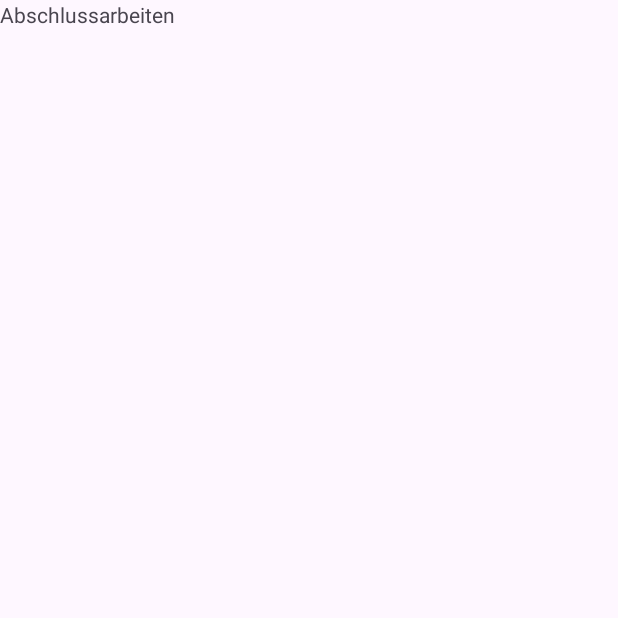
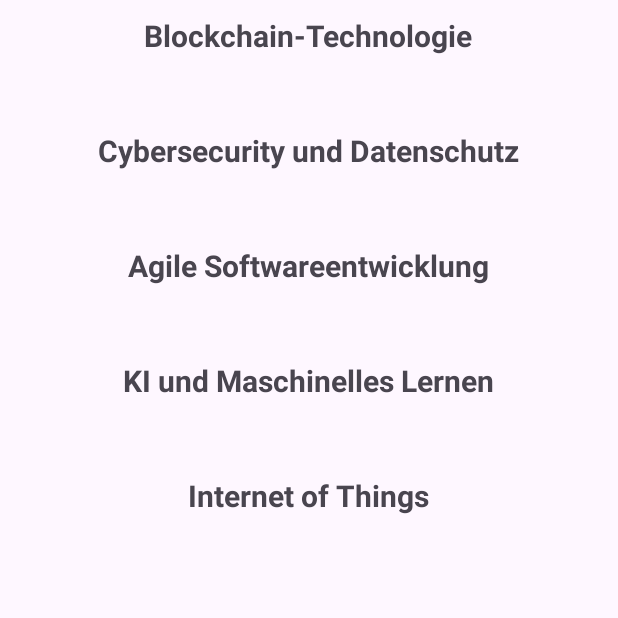
Before and after one commit to CodePeak-Studios/MentorLink, an Android app: the Abschlussarbeiten screen opened directly, with no data from a screen before it, on a phone screen of 412 x 824 dp, the top half of it. Before the commit the part shown is almost empty. Run offline under Robolectric (Android 15) with nearby library versions, the phone set to English and light mode, and no system bars.

Commit message:
RecyclerView komplett

```diff
--- a/app/build.gradle.kts
+++ b/app/build.gradle.kts
@@ -40,4 +40,6 @@ dependencies {
     testImplementation(libs.junit)
     androidTestImplementation(libs.ext.junit)
     androidTestImplementation(libs.espresso.core)
+    implementation("androidx.recyclerview:recyclerview:1.3.2")
+    implementation("androidx.recyclerview:recyclerview-selection:1.1.0")
 }
--- a/app/src/main/java/com/example/mentorlink/Abschlussarbeiten.java
+++ b/app/src/main/java/com/example/mentorlink/Abschlussarbeiten.java
@@ -1,14 +1,24 @@
 package com.example.mentorlink;
 
 import android.os.Bundle;
+import android.view.View;
+import android.widget.Toast;
 
 import androidx.activity.EdgeToEdge;
 import androidx.appcompat.app.AppCompatActivity;
 import androidx.core.graphics.Insets;
 import androidx.core.view.ViewCompat;
 import androidx.core.view.WindowInsetsCompat;
+import androidx.recyclerview.widget.LinearLayoutManager;
+import androidx.recyclerview.widget.RecyclerView;
 
-public class Abschlussarbeiten extends AppCompatActivity {
+import java.util.ArrayList;
+
+public class Abschlussarbeiten extends AppCompatActivity implements RecyclerViewAdapter.ItemClickListener {
+
+    RecyclerViewAdapter adapter;
+
+
 
     @Override
     protected void onCreate(Bundle savedInstanceState) {
@@ -20,5 +30,27 @@ public class Abschlussarbeiten extends AppCompatActivity {
             v.setPadding(systemBars.left, systemBars.top, systemBars.right, systemBars.bottom);
             return insets;
         });
+
+        //Sample-Daten, um die RV zu befuellen
+        ArrayList<String> abschlussarbeiten = new ArrayList<>();
+        abschlussarbeiten.add("Blockchain-Technologie");
+        abschlussarbeiten.add("Cybersecurity und Datenschutz");
+        abschlussarbeiten.add("Agile Softwareentwicklung");
+        abschlussarbeiten.add("KI und Maschinelles Lernen");
+        abschlussarbeiten.add("Internet of Things");
+
+        //RecyclerView erstellen
+        RecyclerView recyclerView = findViewById(R.id.rvAbschlussarbeiten);
+        recyclerView.setLayoutManager(new LinearLayoutManager(this));
+        adapter = new RecyclerViewAdapter(this, abschlussarbeiten);
+        adapter.setClickListener(this);
+        recyclerView.setAdapter(adapter);
+
+
+    }
+
+    @Override
+    public void onItemClick(View view, int position) {
+        Toast.makeText(this, "You clicked " + adapter.getItem(position) + " on row number " + position, Toast.LENGTH_SHORT).show();
     }
 }
--- /dev/null
+++ b/app/src/main/java/com/example/mentorlink/RecyclerViewAdapter.java
@@ -0,0 +1,76 @@
+package com.example.mentorlink;
+
+import android.content.Context;
+import android.view.LayoutInflater;
+import android.view.View;
+import android.view.ViewGroup;
+import android.widget.TextView;
+
+import androidx.recyclerview.widget.RecyclerView;
+
+import java.util.List;
+
+public class RecyclerViewAdapter extends RecyclerView.Adapter<RecyclerViewAdapter.ViewHolder>
+{
+    private List<String> mData;
+    private LayoutInflater mInflater;
+    private ItemClickListener mClickListener;
+
+    // data is passed into the constructor
+    RecyclerViewAdapter(Context context, List<String> data) {
+        this.mInflater = LayoutInflater.from(context);
+        this.mData = data;
+    }
+
+    // inflates the row layout from xml when needed
+    @Override
+    public ViewHolder onCreateViewHolder(ViewGroup parent, int viewType) {
+        View view = mInflater.inflate(R.layout.recyclerview_row, parent, false);
+        return new ViewHolder(view);
+    }
+
+    // binds the data to the TextView in each row
+    @Override
+    public void onBindViewHolder(ViewHolder holder, int position) {
+        String ueberschrift = mData.get(position);
+        holder.myTextView.setText(ueberschrift);
+    }
+
+    // total number of rows
+    @Override
+    public int getItemCount() {
+        return mData.size();
+    }
+
+
+    // stores and recycles views as they are scrolled off screen
+    public class ViewHolder extends RecyclerView.ViewHolder implements View.OnClickListener {
+        TextView myTextView;
+
+        ViewHolder(View itemView) {
+            super(itemView);
+            myTextView = itemView.findViewById(R.id.tvAbschlussarbeitUeberschrift);
+            itemView.setOnClickListener(this);
+        }
+
+        @Override
+        public void onClick(View view) {
+            if (mClickListener != null) mClickListener.onItemClick(view, getAdapterPosition());
+        }
+    }
+
+    // convenience method for getting data at click position
+    String getItem(int id) {
+        return mData.get(id);
+    }
+
+    // allows clicks events to be caught
+    void setClickListener(ItemClickListener itemClickListener) {
+        this.mClickListener = itemClickListener;
+    }
+
+    // parent activity will implement this method to respond to click events
+    public interface ItemClickListener {
+        void onItemClick(View view, int position);
+    }
+}
--- a/app/src/main/res/layout/activity_abschlussarbeiten.xml
+++ b/app/src/main/res/layout/activity_abschlussarbeiten.xml
@@ -7,11 +7,10 @@
     android:layout_height="match_parent"
     tools:context=".Abschlussarbeiten">
 
-    <TextView
-        android:id="@+id/textView2"
-        android:layout_width="wrap_content"
-        android:layout_height="wrap_content"
-        android:text="Abschlussarbeiten"
-        tools:layout_editor_absoluteX="147dp"
-        tools:layout_editor_absoluteY="356dp" />
+    <androidx.recyclerview.widget.RecyclerView
+        android:id="@+id/rvAbschlussarbeiten"
+        android:layout_width="match_parent"
+        android:layout_height="match_parent"/>
+
+
 </androidx.constraintlayout.widget.ConstraintLayout>
--- /dev/null
+++ b/app/src/main/res/layout/recyclerview_row.xml
@@ -0,0 +1,24 @@
+<?xml version="1.0" encoding="utf-8"?>
+<LinearLayout xmlns:android="http://schemas.android.com/apk/res/android"
+    android:orientation="vertical"
+    android:layout_width="match_parent"
+    android:layout_height="wrap_content"
+    android:padding="10dp"
+    android:gravity="center">
+
+
+    <TextView
+        android:id="@+id/tvAbschlussarbeitUeberschrift"
+        android:layout_width="wrap_content"
+        android:layout_height="wrap_content"
+        android:textSize="20sp"
+        android:textStyle="bold"/>
+
+    <TextView
+        android:id="@+id/tvAbschlussarbeitenKurzbeschreibung"
+        android:layout_width="wrap_content"
+        android:layout_height="wrap_content"
+        android:layout_marginTop="10dp"
+        android:textSize="14sp" />
+
+</LinearLayout>
```
